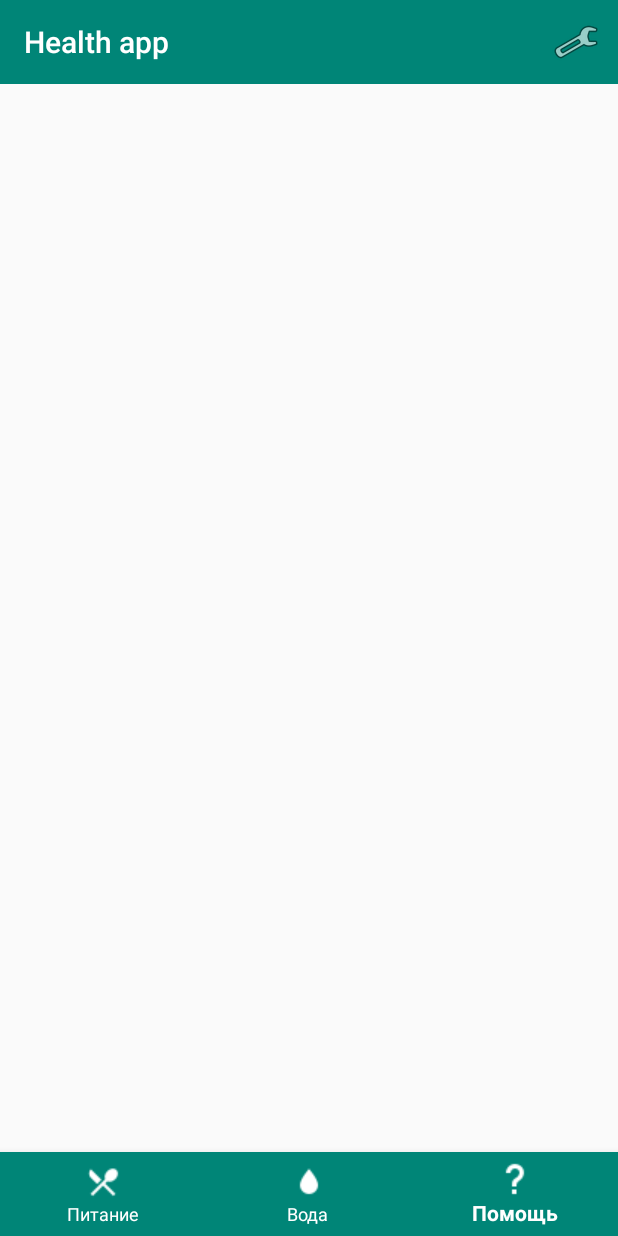
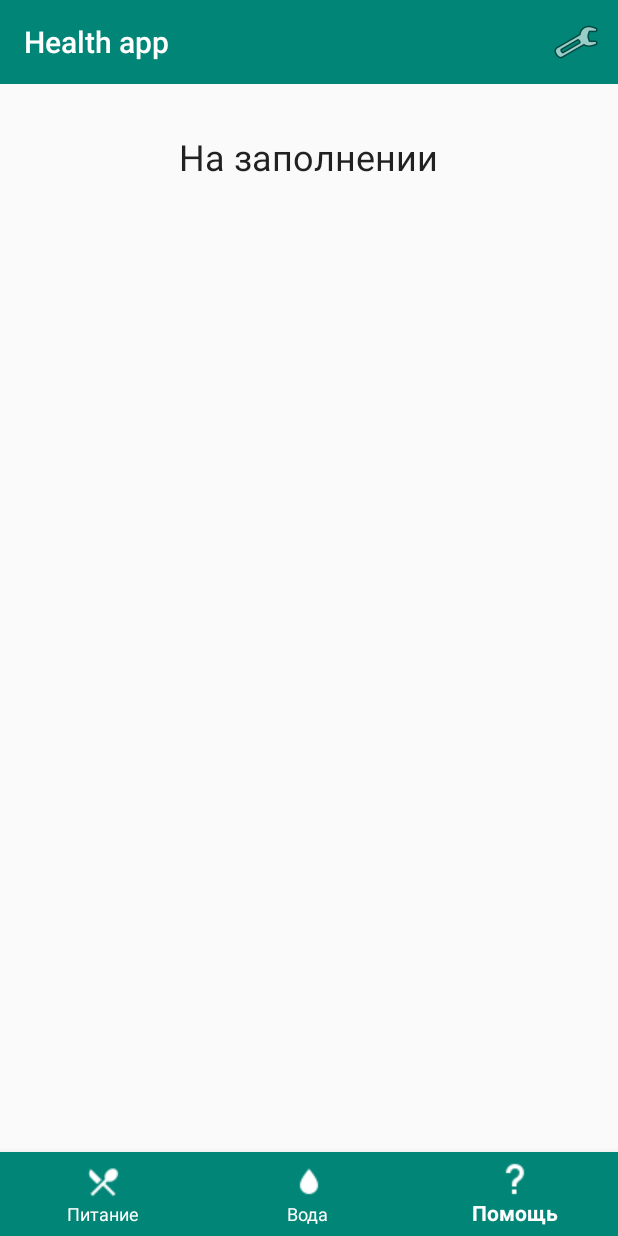
Before and after one commit to 32xlevel/FoodTracker, an Android app: the screen it shows after launch (MainActivity), item 3 of the bottom bar chosen, on a phone screen of 412 x 824 dp. Run offline under Robolectric (Android 15) with nearby library versions, the phone set to English and light mode, and no system bars; libraries missing offline, so code that uses them is left out: net.danlew.android, org.jetbrains.anko; 2 statements that could not run were skipped.

Commit message:
HelpFragment

```diff
--- a/app/src/main/java/com/s32xlevel/foodtracker/controller/MainActivity.kt
+++ b/app/src/main/java/com/s32xlevel/foodtracker/controller/MainActivity.kt
@@ -15,6 +15,7 @@ import net.danlew.android.joda.JodaTimeAndroid
 class MainActivity : AppCompatActivity(), ChangeFragment {
     private var userRepository: UserRepository? = null
 
+    // TODO: FIX NOTIFY SERVICE
     override fun onCreate(savedInstanceState: Bundle?) {
         super.onCreate(savedInstanceState)
         setContentView(R.layout.activity_main)
--- a/app/src/main/res/layout/fragment_help.xml
+++ b/app/src/main/res/layout/fragment_help.xml
@@ -11,4 +11,12 @@
             layout="@layout/toolbar_top"
             android:id="@+id/toolbar"/>
 
+
+    <TextView
+            android:layout_width="wrap_content"
+            android:layout_height="wrap_content"
+            android:layout_gravity="center_horizontal"
+            android:padding="32dp"
+            android:text="На заполнении"
+            android:textAppearance="@style/TextAppearance.AppCompat.Headline"/>
 </LinearLayout>
```
